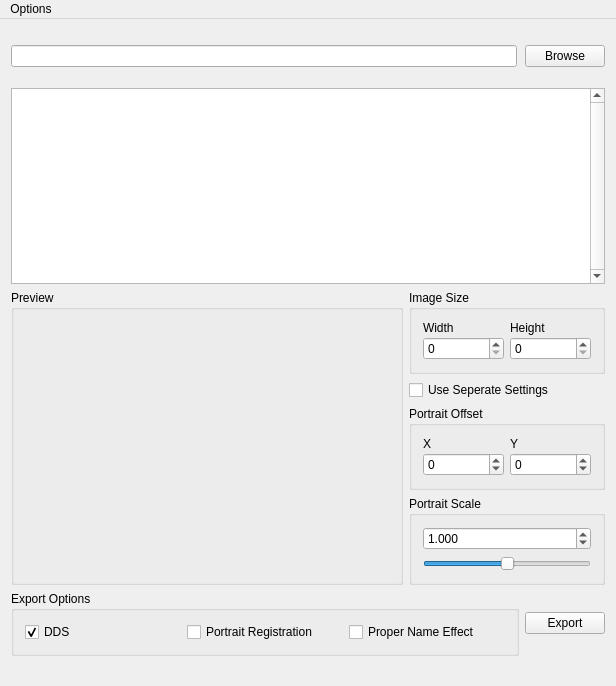
First picture: the form in PngPortrait2DDS/PngPortrait2DDS.ui, repository Elivicti/PngPortrait2DDS, before the edit.
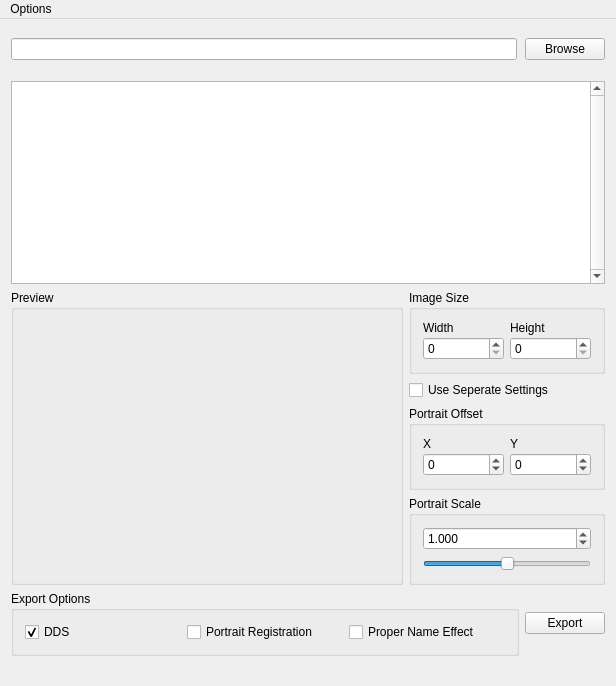
Second picture: the form after the edit. Custom widgets are drawn as their Qt base class.

What changed in the file:
```diff
--- a/PngPortrait2DDS/PngPortrait2DDS.ui
+++ b/PngPortrait2DDS/PngPortrait2DDS.ui
@@ -15,6 +15,9 @@
   </property>
   <widget class="QWidget" name="centralWidget">
    <layout class="QVBoxLayout" name="verticalLayout_7" stretch="0,1,1,0">
+    <property name="topMargin">
+     <number>4</number>
+    </property>
     <item>
      <layout class="QHBoxLayout" name="horizontalLayout" stretch="1,0">
       <property name="spacing">
```
